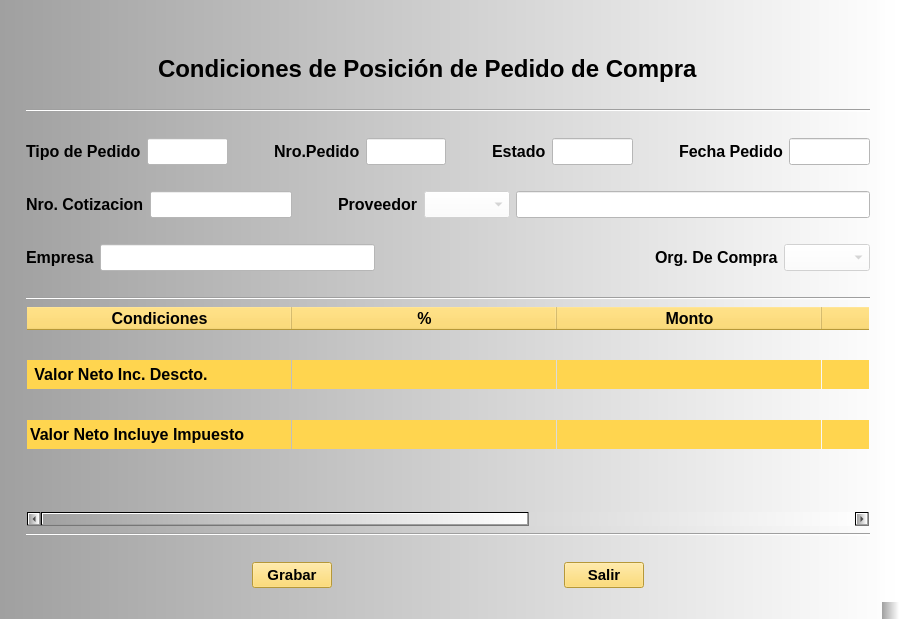
Before: the Qt Designer form ERP_PCOMP_007.ui in RonnyOre/P05_PedidoCompra, drawn with Qt 5.
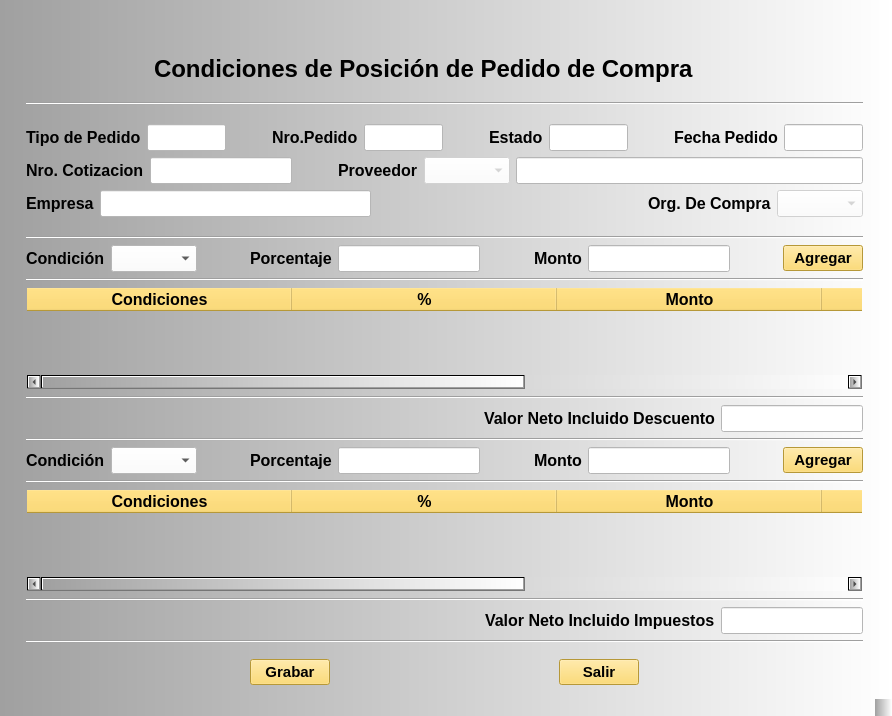
After: the same form once the commit is applied. Icons and pictures are not drawn.

```diff
--- a/ERP_PCOMP_007.ui
+++ b/ERP_PCOMP_007.ui
@@ -6,8 +6,8 @@
    <rect>
     <x>0</x>
     <y>0</y>
-    <width>899</width>
-    <height>619</height>
+    <width>892</width>
+    <height>716</height>
    </rect>
   </property>
   <property name="windowTitle">
@@ -154,7 +154,7 @@
         <property name="sizeHint" stdset="0">
          <size>
           <width>40</width>
-          <height>20</height>
+          <height>13</height>
          </size>
         </property>
        </spacer>
@@ -174,7 +174,7 @@
         <property name="sizeHint" stdset="0">
          <size>
           <width>40</width>
-          <height>20</height>
+          <height>13</height>
          </size>
         </property>
        </spacer>
@@ -361,19 +361,6 @@
           </item>
          </layout>
         </item>
-        <item>
-         <spacer name="horizontalSpacer_15">
-          <property name="orientation">
-           <enum>Qt::Horizontal</enum>
-          </property>
-          <property name="sizeHint" stdset="0">
-           <size>
-            <width>40</width>
-            <height>20</height>
-           </size>
-          </property>
-         </spacer>
-        </item>
         <item>
          <layout class="QHBoxLayout" name="horizontalLayout_3">
           <item>
@@ -488,19 +475,6 @@
           </item>
          </layout>
         </item>
-        <item>
-         <spacer name="horizontalSpacer_16">
-          <property name="orientation">
-           <enum>Qt::Horizontal</enum>
-          </property>
-          <property name="sizeHint" stdset="0">
-           <size>
-            <width>40</width>
-            <height>20</height>
-           </size>
-          </property>
-         </spacer>
-        </item>
         <item>
          <layout class="QHBoxLayout" name="horizontalLayout_5">
           <item>
@@ -595,7 +569,7 @@
         <property name="sizeHint" stdset="0">
          <size>
           <width>40</width>
-          <height>20</height>
+          <height>13</height>
          </size>
         </property>
        </spacer>
@@ -607,6 +581,215 @@
         </property>
        </widget>
       </item>
+      <item>
+       <layout class="QHBoxLayout" name="horizontalLayout_7">
+        <item>
+         <widget class="QLabel" name="label_13">
+          <property name="font">
+           <font>
+            <pointsize>12</pointsize>
+            <weight>75</weight>
+            <bold>true</bold>
+           </font>
+          </property>
+          <property name="autoFillBackground">
+           <bool>false</bool>
+          </property>
+          <property name="styleSheet">
+           <string notr="true">background-color: rgba(255, 255, 255, 0);</string>
+          </property>
+          <property name="text">
+           <string>Condición</string>
+          </property>
+         </widget>
+        </item>
+        <item>
+         <widget class="QComboBox" name="cbCondicion">
+          <property name="enabled">
+           <bool>true</bool>
+          </property>
+          <property name="font">
+           <font>
+            <pointsize>12</pointsize>
+           </font>
+          </property>
+          <property name="styleSheet">
+           <string notr="true">background-color: rgb(255, 255, 255);</string>
+          </property>
+         </widget>
+        </item>
+        <item>
+         <spacer name="horizontalSpacer_22">
+          <property name="orientation">
+           <enum>Qt::Horizontal</enum>
+          </property>
+          <property name="sizeHint" stdset="0">
+           <size>
+            <width>40</width>
+            <height>20</height>
+           </size>
+          </property>
+         </spacer>
+        </item>
+        <item>
+         <widget class="QLabel" name="label_7">
+          <property name="font">
+           <font>
+            <pointsize>12</pointsize>
+            <weight>75</weight>
+            <bold>true</bold>
+           </font>
+          </property>
+          <property name="autoFillBackground">
+           <bool>false</bool>
+          </property>
+          <property name="styleSheet">
+           <string notr="true">background-color: rgba(255, 255, 255, 0);</string>
+          </property>
+          <property name="text">
+           <string>Porcentaje</string>
+          </property>
+         </widget>
+        </item>
+        <item>
+         <widget class="QLineEdit" name="lePorcentaje">
+          <property name="enabled">
+           <bool>true</bool>
+          </property>
+          <property name="sizePolicy">
+           <sizepolicy hsizetype="Minimum" vsizetype="Fixed">
+            <horstretch>0</horstretch>
+            <verstretch>0</verstretch>
+           </sizepolicy>
+          </property>
+          <property name="minimumSize">
+           <size>
+            <width>0</width>
+            <height>0</height>
+           </size>
+          </property>
+          <property name="font">
+           <font>
+            <pointsize>12</pointsize>
+           </font>
+          </property>
+          <property name="styleSheet">
+           <string notr="true">background-color: rgb(255, 255, 255);</string>
+          </property>
+          <property name="frame">
+           <bool>true</bool>
+          </property>
+         </widget>
+        </item>
+        <item>
+         <spacer name="horizontalSpacer_19">
+          <property name="orientation">
+           <enum>Qt::Horizontal</enum>
+          </property>
+          <property name="sizeHint" stdset="0">
+           <size>
+            <width>40</width>
+            <height>20</height>
+           </size>
+          </property>
+         </spacer>
+        </item>
+        <item>
+         <widget class="QLabel" name="label_11">
+          <property name="font">
+           <font>
+            <pointsize>12</pointsize>
+            <weight>75</weight>
+            <bold>true</bold>
+           </font>
+          </property>
+          <property name="autoFillBackground">
+           <bool>false</bool>
+          </property>
+          <property name="styleSheet">
+           <string notr="true">background-color: rgba(255, 255, 255, 0);</string>
+          </property>
+          <property name="text">
+           <string>Monto</string>
+          </property>
+         </widget>
+        </item>
+        <item>
+         <widget class="QLineEdit" name="leMonto">
+          <property name="enabled">
+           <bool>true</bool>
+          </property>
+          <property name="sizePolicy">
+           <sizepolicy hsizetype="Minimum" vsizetype="Fixed">
+            <horstretch>0</horstretch>
+            <verstretch>0</verstretch>
+           </sizepolicy>
+          </property>
+          <property name="minimumSize">
+           <size>
+            <width>0</width>
+            <height>0</height>
+           </size>
+          </property>
+          <property name="font">
+           <font>
+            <pointsize>12</pointsize>
+           </font>
+          </property>
+          <property name="styleSheet">
+           <string notr="true">background-color: rgb(255, 255, 255);</string>
+          </property>
+          <property name="frame">
+           <bool>true</bool>
+          </property>
+         </widget>
+        </item>
+        <item>
+         <spacer name="horizontalSpacer_14">
+          <property name="orientation">
+           <enum>Qt::Horizontal</enum>
+          </property>
+          <property name="sizeHint" stdset="0">
+           <size>
+            <width>40</width>
+            <height>20</height>
+           </size>
+          </property>
+         </spacer>
+        </item>
+        <item>
+         <widget class="QPushButton" name="pbIngresar">
+          <property name="font">
+           <font>
+            <pointsize>11</pointsize>
+            <weight>75</weight>
+            <bold>true</bold>
+           </font>
+          </property>
+          <property name="styleSheet">
+           <string notr="true">background-color: rgb(255, 213, 79);
+color: rgb(0, 0, 0);
+
+</string>
+          </property>
+          <property name="text">
+           <string>Agregar</string>
+          </property>
+          <property name="icon">
+           <iconset>
+            <normaloff>Iconos/logout.png</normaloff>Iconos/logout.png</iconset>
+          </property>
+         </widget>
+        </item>
+       </layout>
+      </item>
+      <item>
+       <widget class="Line" name="line_2">
+        <property name="orientation">
+         <enum>Qt::Horizontal</enum>
+        </property>
+       </widget>
+      </item>
       <item>
        <widget class="QTableWidget" name="tbwCond_Pos">
         <property name="font">
@@ -638,21 +821,6 @@
           <string>New Row</string>
          </property>
         </row>
-        <row>
-         <property name="text">
-          <string>New Row</string>
-         </property>
-        </row>
-        <row>
-         <property name="text">
-          <string>New Row</string>
-         </property>
-        </row>
-        <row>
-         <property name="text">
-          <string>New Row</string>
-         </property>
-        </row>
         <column>
          <property name="text">
           <string>Condiciones</string>
@@ -723,10 +891,333 @@
           </font>
          </property>
         </item>
-        <item row="1" column="0">
+       </widget>
+      </item>
+      <item>
+       <widget class="Line" name="line_6">
+        <property name="orientation">
+         <enum>Qt::Horizontal</enum>
+        </property>
+       </widget>
+      </item>
+      <item>
+       <layout class="QHBoxLayout" name="horizontalLayout_9">
+        <item>
+         <spacer name="horizontalSpacer_20">
+          <property name="orientation">
+           <enum>Qt::Horizontal</enum>
+          </property>
+          <property name="sizeHint" stdset="0">
+           <size>
+            <width>40</width>
+            <height>20</height>
+           </size>
+          </property>
+         </spacer>
+        </item>
+        <item>
+         <widget class="QLabel" name="label_14">
+          <property name="font">
+           <font>
+            <pointsize>12</pointsize>
+            <weight>75</weight>
+            <bold>true</bold>
+           </font>
+          </property>
+          <property name="autoFillBackground">
+           <bool>false</bool>
+          </property>
+          <property name="styleSheet">
+           <string notr="true">background-color: rgba(255, 255, 255, 0);</string>
+          </property>
+          <property name="text">
+           <string>Valor Neto Incluido Descuento</string>
+          </property>
+         </widget>
+        </item>
+        <item>
+         <widget class="QLineEdit" name="lePorcentaje_4">
+          <property name="enabled">
+           <bool>true</bool>
+          </property>
+          <property name="sizePolicy">
+           <sizepolicy hsizetype="Minimum" vsizetype="Fixed">
+            <horstretch>0</horstretch>
+            <verstretch>0</verstretch>
+           </sizepolicy>
+          </property>
+          <property name="minimumSize">
+           <size>
+            <width>0</width>
+            <height>0</height>
+           </size>
+          </property>
+          <property name="font">
+           <font>
+            <pointsize>12</pointsize>
+           </font>
+          </property>
+          <property name="styleSheet">
+           <string notr="true">background-color: rgb(255, 255, 255);</string>
+          </property>
+          <property name="frame">
+           <bool>true</bool>
+          </property>
+         </widget>
+        </item>
+       </layout>
+      </item>
+      <item>
+       <widget class="Line" name="line_5">
+        <property name="orientation">
+         <enum>Qt::Horizontal</enum>
+        </property>
+       </widget>
+      </item>
+      <item>
+       <layout class="QHBoxLayout" name="horizontalLayout_10">
+        <item>
+         <widget class="QLabel" name="label_16">
+          <property name="font">
+           <font>
+            <pointsize>12</pointsize>
+            <weight>75</weight>
+            <bold>true</bold>
+           </font>
+          </property>
+          <property name="autoFillBackground">
+           <bool>false</bool>
+          </property>
+          <property name="styleSheet">
+           <string notr="true">background-color: rgba(255, 255, 255, 0);</string>
+          </property>
+          <property name="text">
+           <string>Condición</string>
+          </property>
+         </widget>
+        </item>
+        <item>
+         <widget class="QComboBox" name="cbCondicion_2">
+          <property name="enabled">
+           <bool>true</bool>
+          </property>
+          <property name="font">
+           <font>
+            <pointsize>12</pointsize>
+           </font>
+          </property>
+          <property name="styleSheet">
+           <string notr="true">background-color: rgb(255, 255, 255);</string>
+          </property>
+         </widget>
+        </item>
+        <item>
+         <spacer name="horizontalSpacer_24">
+          <property name="orientation">
+           <enum>Qt::Horizontal</enum>
+          </property>
+          <property name="sizeHint" stdset="0">
+           <size>
+            <width>40</width>
+            <height>20</height>
+           </size>
+          </property>
+         </spacer>
+        </item>
+        <item>
+         <widget class="QLabel" name="label_17">
+          <property name="font">
+           <font>
+            <pointsize>12</pointsize>
+            <weight>75</weight>
+            <bold>true</bold>
+           </font>
+          </property>
+          <property name="autoFillBackground">
+           <bool>false</bool>
+          </property>
+          <property name="styleSheet">
+           <string notr="true">background-color: rgba(255, 255, 255, 0);</string>
+          </property>
+          <property name="text">
+           <string>Porcentaje</string>
+          </property>
+         </widget>
+        </item>
+        <item>
+         <widget class="QLineEdit" name="lePorcentaje_2">
+          <property name="enabled">
+           <bool>true</bool>
+          </property>
+          <property name="sizePolicy">
+           <sizepolicy hsizetype="Minimum" vsizetype="Fixed">
+            <horstretch>0</horstretch>
+            <verstretch>0</verstretch>
+           </sizepolicy>
+          </property>
+          <property name="minimumSize">
+           <size>
+            <width>0</width>
+            <height>0</height>
+           </size>
+          </property>
+          <property name="font">
+           <font>
+            <pointsize>12</pointsize>
+           </font>
+          </property>
+          <property name="styleSheet">
+           <string notr="true">background-color: rgb(255, 255, 255);</string>
+          </property>
+          <property name="frame">
+           <bool>true</bool>
+          </property>
+         </widget>
+        </item>
+        <item>
+         <spacer name="horizontalSpacer_25">
+          <property name="orientation">
+           <enum>Qt::Horizontal</enum>
+          </property>
+          <property name="sizeHint" stdset="0">
+           <size>
+            <width>40</width>
+            <height>20</height>
+           </size>
+          </property>
+         </spacer>
+        </item>
+        <item>
+         <widget class="QLabel" name="label_19">
+          <property name="font">
+           <font>
+            <pointsize>12</pointsize>
+            <weight>75</weight>
+            <bold>true</bold>
+           </font>
+          </property>
+          <property name="autoFillBackground">
+           <bool>false</bool>
+          </property>
+          <property name="styleSheet">
+           <string notr="true">background-color: rgba(255, 255, 255, 0);</string>
+          </property>
+          <property name="text">
+           <string>Monto</string>
+          </property>
+         </widget>
+        </item>
+        <item>
+         <widget class="QLineEdit" name="leMonto_2">
+          <property name="enabled">
+           <bool>true</bool>
+          </property>
+          <property name="sizePolicy">
+           <sizepolicy hsizetype="Minimum" vsizetype="Fixed">
+            <horstretch>0</horstretch>
+            <verstretch>0</verstretch>
+           </sizepolicy>
+          </property>
+          <property name="minimumSize">
+           <size>
+            <width>0</width>
+            <height>0</height>
+           </size>
+          </property>
+          <property name="font">
+           <font>
+            <pointsize>12</pointsize>
+           </font>
+          </property>
+          <property name="styleSheet">
+           <string notr="true">background-color: rgb(255, 255, 255);</string>
+          </property>
+          <property name="frame">
+           <bool>true</bool>
+          </property>
+         </widget>
+        </item>
+        <item>
+         <spacer name="horizontalSpacer_26">
+          <property name="orientation">
+           <enum>Qt::Horizontal</enum>
+          </property>
+          <property name="sizeHint" stdset="0">
+           <size>
+            <width>40</width>
+            <height>20</height>
+           </size>
+          </property>
+         </spacer>
+        </item>
+        <item>
+         <widget class="QPushButton" name="pbIngresar_2">
+          <property name="font">
+           <font>
+            <pointsize>11</pointsize>
+            <weight>75</weight>
+            <bold>true</bold>
+           </font>
+          </property>
+          <property name="styleSheet">
+           <string notr="true">background-color: rgb(255, 213, 79);
+color: rgb(0, 0, 0);
+
+</string>
+          </property>
+          <property name="text">
+           <string>Agregar</string>
+          </property>
+          <property name="icon">
+           <iconset>
+            <normaloff>Iconos/logout.png</normaloff>Iconos/logout.png</iconset>
+          </property>
+         </widget>
+        </item>
+       </layout>
+      </item>
+      <item>
+       <widget class="Line" name="line_8">
+        <property name="orientation">
+         <enum>Qt::Horizontal</enum>
+        </property>
+       </widget>
+      </item>
+      <item>
+       <widget class="QTableWidget" name="tbwCond_Pos_2">
+        <property name="font">
+         <font>
+          <pointsize>12</pointsize>
+         </font>
+        </property>
+        <property name="styleSheet">
+         <string notr="true">QHeaderView::section
+{
+background-color: rgb(255, 213, 79);
+}
+
+QTableWidget
+
+{background-color: rgba(255, 255, 255, 0);}</string>
+        </property>
+        <attribute name="horizontalHeaderDefaultSectionSize">
+         <number>265</number>
+        </attribute>
+        <attribute name="horizontalHeaderStretchLastSection">
+         <bool>true</bool>
+        </attribute>
+        <attribute name="verticalHeaderVisible">
+         <bool>false</bool>
+        </attribute>
+        <row>
          <property name="text">
-          <string> Valor Neto Inc. Descto. </string>
+          <string>New Row</string>
          </property>
+        </row>
+        <column>
+         <property name="text">
+          <string>Condiciones</string>
+         </property>
          <property name="font">
           <font>
            <pointsize>12</pointsize>
@@ -734,94 +1225,46 @@
            <bold>true</bold>
           </font>
          </property>
-         <property name="background">
-          <brush brushstyle="SolidPattern">
-           <color alpha="255">
-            <red>255</red>
-            <green>213</green>
-            <blue>79</blue>
-           </color>
-          </brush>
-         </property>
-         <property name="foreground">
-          <brush brushstyle="SolidPattern">
-           <color alpha="255">
-            <red>0</red>
-            <green>0</green>
-            <blue>0</blue>
-           </color>
-          </brush>
-         </property>
-        </item>
-        <item row="1" column="1">
+        </column>
+        <column>
          <property name="text">
-          <string/>
+          <string>%</string>
          </property>
-         <property name="background">
-          <brush brushstyle="SolidPattern">
-           <color alpha="255">
-            <red>255</red>
-            <green>213</green>
-            <blue>79</blue>
-           </color>
-          </brush>
+         <property name="font">
+          <font>
+           <pointsize>12</pointsize>
+           <weight>75</weight>
+           <bold>true</bold>
+          </font>
          </property>
-        </item>
-        <item row="1" column="2">
+        </column>
+        <column>
          <property name="text">
-          <string/>
+          <string>Monto</string>
          </property>
-         <property name="background">
-          <brush brushstyle="SolidPattern">
-           <color alpha="255">
-            <red>255</red>
-            <green>213</green>
-            <blue>79</blue>
-           </color>
-          </brush>
+         <property name="font">
+          <font>
+           <pointsize>12</pointsize>
+           <weight>75</weight>
+           <bold>true</bold>
+          </font>
          </property>
-        </item>
-        <item row="1" column="3">
+        </column>
+        <column>
          <property name="text">
-          <string/>
+          <string>Valor Condición</string>
          </property>
-         <property name="background">
-          <brush brushstyle="SolidPattern">
-           <color alpha="255">
-            <red>255</red>
-            <green>213</green>
-            <blue>79</blue>
-           </color>
-          </brush>
-         </property>
-        </item>
-        <item row="1" column="4">
-         <property name="text">
-          <string/>
-         </property>
-         <property name="background">
-          <brush brushstyle="SolidPattern">
-           <color alpha="255">
-            <red>255</red>
-            <green>213</green>
-            <blue>79</blue>
-           </color>
-          </brush>
-         </property>
-        </item>
-        <item row="2" column="0">
-         <property name="text">
-          <string/>
-         </property>
          <property name="font">
           <font>
            <pointsize>12</pointsize>
+           <weight>75</weight>
+           <bold>true</bold>
           </font>
          </property>
-        </item>
-        <item row="3" column="0">
+        </column>
+        <column>
          <property name="text">
-          <string>Valor Neto Incluye Impuesto</string>
+          <string>Moneda</string>
          </property>
          <property name="font">
           <font>
@@ -830,73 +1273,92 @@
            <bold>true</bold>
           </font>
          </property>
-         <property name="background">
-          <brush brushstyle="SolidPattern">
-           <color alpha="255">
-            <red>255</red>
-            <green>213</green>
-            <blue>79</blue>
-           </color>
-          </brush>
-         </property>
-        </item>
-        <item row="3" column="1">
+        </column>
+        <item row="0" column="0">
          <property name="text">
           <string/>
          </property>
-         <property name="background">
-          <brush brushstyle="SolidPattern">
-           <color alpha="255">
-            <red>255</red>
-            <green>213</green>
-            <blue>79</blue>
-           </color>
-          </brush>
+         <property name="font">
+          <font>
+           <pointsize>12</pointsize>
+          </font>
          </property>
         </item>
-        <item row="3" column="2">
-         <property name="text">
-          <string/>
-         </property>
-         <property name="background">
-          <brush brushstyle="SolidPattern">
-           <color alpha="255">
-            <red>255</red>
-            <green>213</green>
-            <blue>79</blue>
-           </color>
-          </brush>
-         </property>
+       </widget>
+      </item>
+      <item>
+       <widget class="Line" name="line_7">
+        <property name="orientation">
+         <enum>Qt::Horizontal</enum>
+        </property>
+       </widget>
+      </item>
+      <item>
+       <layout class="QHBoxLayout" name="horizontalLayout_8">
+        <item>
+         <spacer name="horizontalSpacer_23">
+          <property name="orientation">
+           <enum>Qt::Horizontal</enum>
+          </property>
+          <property name="sizeHint" stdset="0">
+           <size>
+            <width>40</width>
+            <height>20</height>
+           </size>
+          </property>
+         </spacer>
         </item>
-        <item row="3" column="3">
-         <property name="text">
-          <string/>
-         </property>
-         <property name="background">
-          <brush brushstyle="SolidPattern">
-           <color alpha="255">
-            <red>255</red>
-            <green>213</green>
-            <blue>79</blue>
-           </color>
-          </brush>
-         </property>
+        <item>
+         <widget class="QLabel" name="label_18">
+          <property name="font">
+           <font>
+            <pointsize>12</pointsize>
+            <weight>75</weight>
+            <bold>true</bold>
+           </font>
+          </property>
+          <property name="autoFillBackground">
+           <bool>false</bool>
+          </property>
+          <property name="styleSheet">
+           <string notr="true">background-color: rgba(255, 255, 255, 0);</string>
+          </property>
+          <property name="text">
+           <string>Valor Neto Incluido Impuestos</string>
+          </property>
+         </widget>
         </item>
-        <item row="3" column="4">
-         <property name="text">
-          <string/>
-         </property>
-         <property name="background">
-          <brush brushstyle="SolidPattern">
-           <color alpha="255">
-            <red>255</red>
-            <green>213</green>
-            <blue>79</blue>
-           </color>
-          </brush>
-         </property>
+        <item>
+         <widget class="QLineEdit" name="lePorcentaje_5">
+          <property name="enabled">
+           <bool>true</bool>
+          </property>
+          <property name="sizePolicy">
+           <sizepolicy hsizetype="Minimum" vsizetype="Fixed">
+            <horstretch>0</horstretch>
+            <verstretch>0</verstretch>
+           </sizepolicy>
+          </property>
+          <property name="minimumSize">
+           <size>
+            <width>0</width>
+            <height>0</height>
+           </size>
+          </property>
+          <property name="font">
+           <font>
+            <pointsize>12</pointsize>
+           </font>
+          </property>
+          <property name="styleSheet">
+           <string notr="true">background-color: rgb(255, 255, 255);</string>
+          </property>
+          <property name="frame">
+           <bool>true</bool>
+          </property>
+         </widget>
         </item>
-       </widget>
+       </layout>
       </item>
       <item>
        <widget class="Line" name="line_4">
@@ -913,7 +1375,7 @@
         <property name="sizeHint" stdset="0">
          <size>
           <width>40</width>
-          <height>20</height>
+          <height>10</height>
          </size>
         </property>
        </spacer>
```
Left out of the diff: 2 changed lines with no effect on the pictures.
